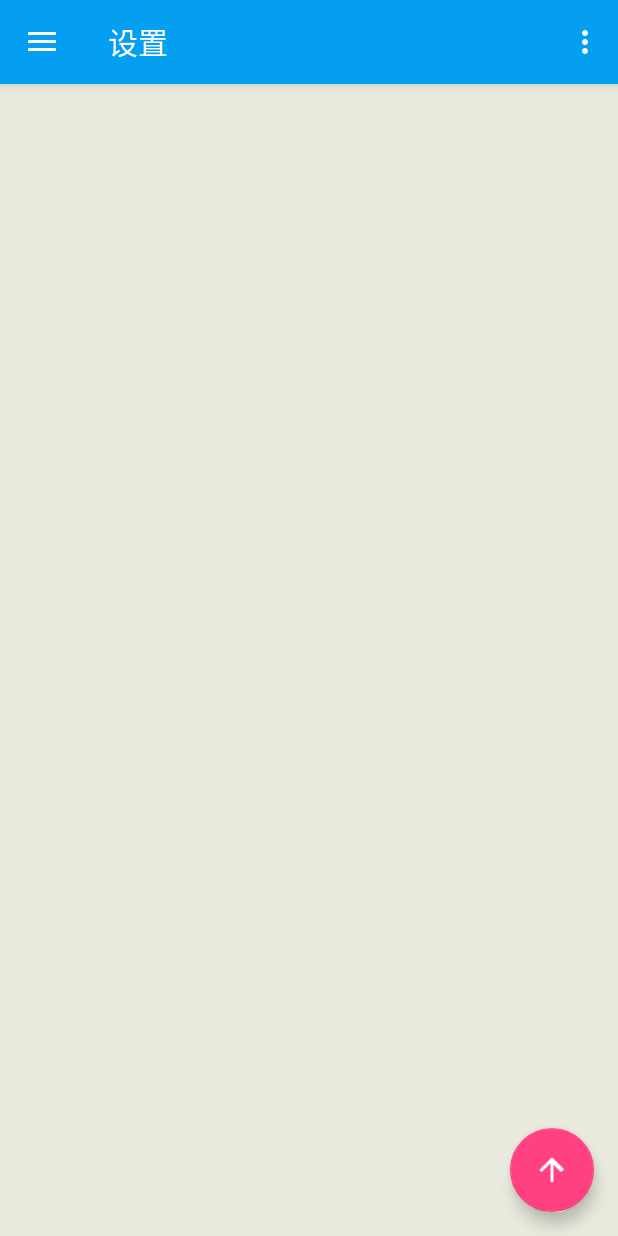
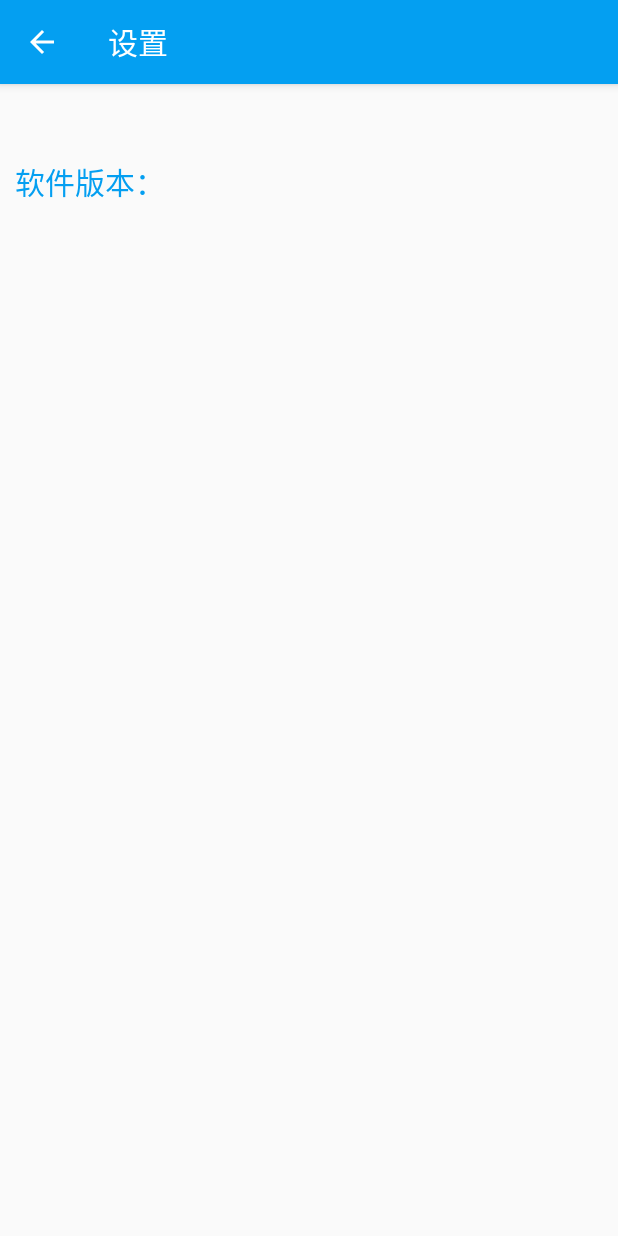
Before and after one commit to tonightgarden/UseOtherLib, an Android app: the screen it shows after launch (HomeActivity before the commit, SettingActivity after it), in the side drawer, after a tap on "设置", on a phone screen of 412 x 824 dp. Run offline under Robolectric (Android 15) with nearby library versions, the phone set to English and light mode, and no system bars; our stand-ins replace ButterKnife, Timber; libraries missing offline, so code that uses them is left out: com.blankj.utilcode, com.orhanobut.logger, com.squareup.leakcanary, com.zhy.adapter, com.zhy.http and 2 more; pictures from the network do not load; 16 statements that could not run were skipped.

Commit message:
添加一些页面

```diff
--- a/app/src/main/java/com/example/tg/useotherlib/view/HomeActivity.java
+++ b/app/src/main/java/com/example/tg/useotherlib/view/HomeActivity.java
@@ -1,5 +1,6 @@
 package com.example.tg.useotherlib.view;
 
+import android.content.Intent;
 import android.support.annotation.NonNull;
 import android.support.design.widget.FloatingActionButton;
 import android.support.design.widget.NavigationView;
@@ -19,6 +20,9 @@ import android.view.View;
 
 import com.example.tg.useotherlib.R;
 import com.example.tg.useotherlib.utils.CleanLeakUtils;
+import com.example.tg.useotherlib.view.activtiy.AboutActivity;
+import com.example.tg.useotherlib.view.activtiy.BaseActivity;
+import com.example.tg.useotherlib.view.activtiy.SettingActivity;
 import com.example.tg.useotherlib.view.fragment.ArticlePageFragment;
 import com.example.tg.useotherlib.view.fragment.BaseFragment;
 import com.example.tg.useotherlib.view.fragment.PhotoPageFragment;
@@ -112,23 +116,19 @@ public class HomeActivity extends AppCompatActivity implements NavigationView.On
         int id = item.getItemId();
         mCurrentID = id;
 
-        if (id == R.id.nav_news) {
-            // Handle the camera action
-        } else if (id == R.id.nav_photo) {
+        Logger.i("Title : "+item.getTitle());
 
-        } else if (id == R.id.nav_video) {
+        if (id == R.id.nav_about) {
+            startActivity(new Intent(this, AboutActivity.class).putExtra(BaseActivity.TITLE,item.getTitle()));
 
-        } else if (id == R.id.nav_funny) {
+        } else if (id == R.id.nav_setting) {
+            startActivity(new Intent(this, SettingActivity.class).putExtra(BaseActivity.TITLE,item.getTitle()));
 
-        } else if (id == R.id.nav_share) {
-
-        } else if (id == R.id.nav_send) {
-
+        }else
+        {
+            changeFragmentShowIndex(id,item.getTitle().toString());
+            getSupportActionBar().setTitle(item.getTitle());
         }
-        Logger.i("Title : "+item.getTitle());
-        changeFragmentShowIndex(id,item.getTitle().toString());
-//        toolbar.setTitle(item.getTitle());
-        getSupportActionBar().setTitle(item.getTitle());
 
         drawer.closeDrawer(GravityCompat.START);
         return true;
--- /dev/null
+++ b/app/src/main/java/com/example/tg/useotherlib/view/activtiy/BaseActivity.java
@@ -0,0 +1,68 @@
+package com.example.tg.useotherlib.view.activtiy;
+
+import android.os.Bundle;
+import android.os.PersistableBundle;
+import android.support.annotation.Nullable;
+import android.support.v7.app.ActionBar;
+import android.support.v7.app.AppCompatActivity;
+import android.support.v7.widget.Toolbar;
+import android.view.MenuItem;
+import android.view.View;
+import android.widget.FrameLayout;
+
+import com.example.tg.useotherlib.R;
+
+import butterknife.BindView;
+import butterknife.ButterKnife;
+
+/**
+ * Created by tg on 2017/6/15.
+ */
+
+public abstract class BaseActivity extends AppCompatActivity {
+
+    public static final String TITLE = "TITLE";
+
+    @BindView(R.id.toolbar)Toolbar mToolBar;
+    @BindView(R.id.myContentView)FrameLayout frameLayout;
+
+    protected abstract View getMyContentView();
+    protected abstract void initView();
+
+    @Override
+    protected void onCreate(@Nullable Bundle savedInstanceState) {
+        super.onCreate(savedInstanceState);
+        setContentView(R.layout.base_layout);
+        ButterKnife.bind(this);
+        intMyContentLayout();
+        initActionBar();
+        getSupportActionBar().setTitle(getIntent()!=null?getIntent().getStringExtra(TITLE):"PlayGo");
+        initView();
+    }
+
+    void intMyContentLayout()
+    {
+        frameLayout.addView(getMyContentView());
+    }
+
+    private void initActionBar( ) {
+        if (mToolBar != null) {
+            setSupportActionBar(mToolBar);
+        }
+        ActionBar actionBar = getSupportActionBar();
+        if (actionBar != null) {
+            actionBar.setDisplayHomeAsUpEnabled(true);
+        }
+    }
+
+    @Override
+    public boolean onOptionsItemSelected(MenuItem item) {
+        switch (item.getItemId()) {
+            case android.R.id.home:
+                finish();
+                break;
+        }
+        return super.onOptionsItemSelected(item);
+    }
+
+}
--- /dev/null
+++ b/app/src/main/java/com/example/tg/useotherlib/view/activtiy/SettingActivity.java
@@ -0,0 +1,30 @@
+package com.example.tg.useotherlib.view.activtiy;
+
+import android.support.v7.app.AppCompatActivity;
+import android.os.Bundle;
+import android.view.View;
+import android.widget.TextView;
+
+import com.blankj.utilcode.util.AppUtils;
+import com.example.tg.useotherlib.R;
+
+import butterknife.BindView;
+import butterknife.ButterKnife;
+
+public class SettingActivity extends BaseActivity {
+
+    TextView textView;
+
+    @Override
+    protected View getMyContentView() {
+        View view = getLayoutInflater().inflate(R.layout.activity_setting,null);
+        textView =ButterKnife.findById(view,R.id.versionText);
+        return view;
+    }
+
+    @Override
+    protected void initView() {
+        textView.setText("软件版本："+ AppUtils.getAppVersionName());
+    }
+
+}
--- /dev/null
+++ b/app/src/main/res/drawable/ic_save.xml
@@ -0,0 +1,4 @@
+<vector android:height="24dp" android:viewportHeight="1024.0"
+    android:viewportWidth="1024.0" android:width="24dp" xmlns:android="http://schemas.android.com/apk/res/android">
+    <path android:fillColor="#FF000000" android:pathData="M959.9,903.9c0,30.9 -25.1,56 -56,56L120,959.9C89.1,959.9 64,934.8 64,903.9l0,-783.9C64,89.1 89.1,64 120,64l541.3,0c30.9,0 73.5,17.5 95.7,39.7l163.3,163.3c22.2,22.2 39.7,64.7 39.7,95.7L959.9,903.9zM885.3,885.3 L885.3,362.6c0,-11.1 -9.9,-35 -17.5,-42.6L703.9,156.2c-8.2,-8.2 -30.9,-17.5 -42.6,-17.5l0,242.6c0,30.9 -25.1,56 -56,56L269.3,437.3c-30.9,0 -56,-25.1 -56,-56l0,-242.6 -74.7,0L138.7,885.3l74.7,0L213.3,642.6c0,-30.9 25.1,-56 56,-56l485.3,0c30.9,0 56,25.1 56,56L810.6,885.3 885.3,885.3zM736,885.3 L736,661.3 288,661.3 288,885.3 736,885.3zM586.6,157.3c0,-9.9 -8.7,-18.7 -18.7,-18.7L456,138.7c-9.9,0 -18.7,8.7 -18.7,18.7l0,186.7c0,9.9 8.7,18.7 18.7,18.7l112,0c9.9,0 18.7,-8.7 18.7,-18.7L586.6,157.3z"/>
+</vector>
--- /dev/null
+++ b/app/src/main/res/layout/activity_setting.xml
@@ -0,0 +1,27 @@
+<?xml version="1.0" encoding="utf-8"?>
+
+<LinearLayout xmlns:android="http://schemas.android.com/apk/res/android"
+    xmlns:app="http://schemas.android.com/apk/res-auto"
+    android:layout_width="match_parent"
+    android:layout_height="match_parent"
+    android:orientation="vertical"
+    android:paddingTop="50dp"
+    android:paddingLeft="10dp"
+    >
+
+
+
+
+        <TextView
+            android:id="@+id/versionText"
+            android:layout_width="match_parent"
+            android:layout_height="wrap_content"
+            android:text="软件版本： "
+            android:textColor="@color/colorPrimary"
+            android:textSize="20sp" />
+
+
+
+
+
+</LinearLayout>
--- /dev/null
+++ b/app/src/main/res/layout/base_layout.xml
@@ -0,0 +1,29 @@
+<?xml version="1.0" encoding="utf-8"?>
+<LinearLayout xmlns:android="http://schemas.android.com/apk/res/android"
+    xmlns:app="http://schemas.android.com/apk/res-auto"
+    android:layout_width="match_parent"
+    android:layout_height="match_parent"
+    android:orientation="vertical"
+    >
+    <android.support.design.widget.AppBarLayout
+        android:id="@+id/appBarLayout"
+        android:layout_width="match_parent"
+        android:layout_height="wrap_content"
+        android:theme="@style/AppTheme.AppBarOverlay">
+
+    <android.support.v7.widget.Toolbar
+        android:id="@+id/toolbar"
+        android:layout_width="match_parent"
+        android:layout_height="?attr/actionBarSize"
+        app:layout_scrollFlags="scroll|enterAlways"
+        app:popupTheme="@style/AppTheme.PopupOverlay" />
+    </android.support.design.widget.AppBarLayout>
+
+    <FrameLayout
+        android:id="@+id/myContentView"
+        android:layout_width="match_parent"
+        android:layout_weight="1"
+        android:layout_height="match_parent"></FrameLayout>
+
+
+</LinearLayout>
--- a/app/src/main/res/menu/activity_drawer_drawer.xml
+++ b/app/src/main/res/menu/activity_drawer_drawer.xml
@@ -27,11 +27,11 @@
     <item android:title="其他">
         <menu>
             <item
-                android:id="@+id/nav_share"
+                android:id="@+id/nav_setting"
                 android:icon="@drawable/ic_setting"
                 android:title="设置" />
             <item
-                android:id="@+id/nav_send"
+                android:id="@+id/nav_about"
                 android:icon="@drawable/ic_about"
                 android:title="关于我们" />
 
--- a/app/src/main/res/values/styles.xml
+++ b/app/src/main/res/values/styles.xml
@@ -12,7 +12,13 @@
 
     <style name="AppTheme.AppBarOverlay" parent="ThemeOverlay.AppCompat.Dark.ActionBar" />
 
-    <style name="AppTheme.PopupOverlay" parent="ThemeOverlay.AppCompat.Light" />
+    <style name="AppTheme.PopupOverlay" parent="ThemeOverlay.AppCompat.Light">
+    <item name="overlapAnchor">false</item>
+        <item name="android:textColor">@color/colorAccent</item>
+
+
+    </style>
+
 
 
 </resources>
```
Also changed, not shown: app/build.gradle (+5 -5 lines), app/src/main/AndroidManifest.xml (+7 -5 lines), app/src/main/java/com/example/tg/useotherlib/view/activtiy/AboutActivity.java (added, +22 -0 lines), app/src/main/java/com/example/tg/useotherlib/view/activtiy/PhotoViewActivity.java (+28 -0 lines), app/src/main/res/layout/activity_about.xml (added, +40 -0 lines), app/src/main/res/menu/photo_menu.xml (added, +18 -0 lines).
